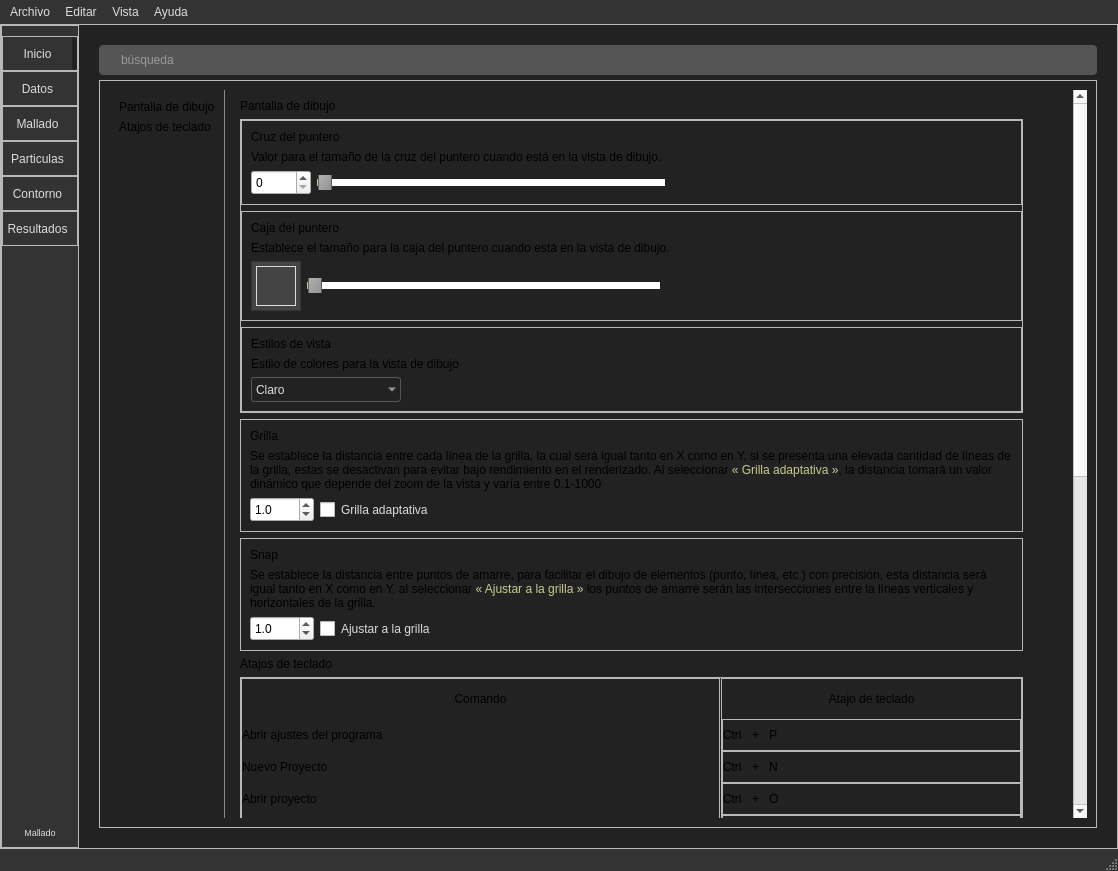
edwinar13/MPM-UN, file UI/main_window.ui: the form before one commit.
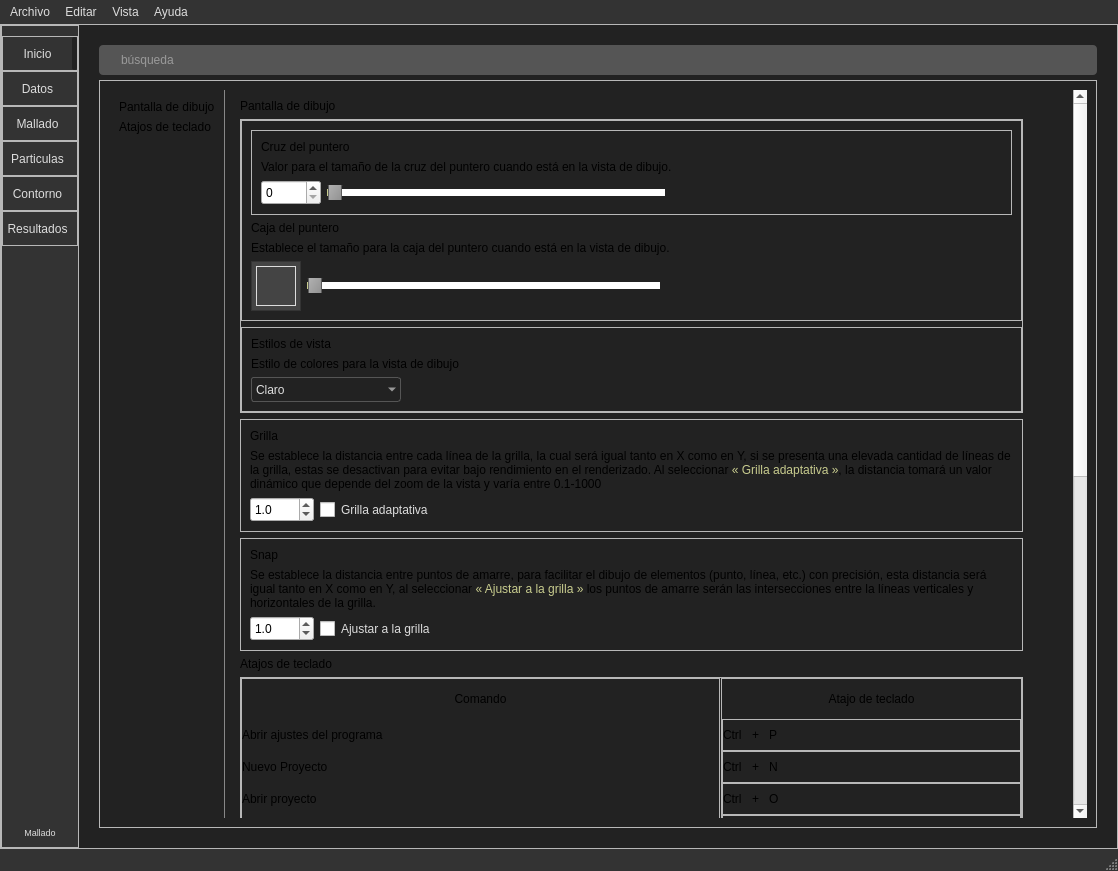
The form after the commit. Icons and pictures are not drawn.

```diff
--- a/UI/main_window.ui
+++ b/UI/main_window.ui
@@ -1276,7 +1276,7 @@
                     <property name="geometry">
                      <rect>
                       <x>0</x>
-                      <y>-276</y>
+                      <y>0</y>
                       <width>857</width>
                       <height>1538</height>
                      </rect>
@@ -1320,6 +1320,24 @@
                          <number>0</number>
                         </property>
                         <item>
+                         <widget class="QFrame" name="frame_settingCard_2">
+                          <property name="maximumSize">
+                           <size>
+                            <width>16777215</width>
+                            <height>16777215</height>
+                           </size>
+                          </property>
+                          <property name="frameShape">
+                           <enum>QFrame::StyledPanel</enum>
+                          </property>
+                          <property name="frameShadow">
+                           <enum>QFrame::Raised</enum>
+                          </property>
+                          <property name="type_frame" stdset="0">
+                           <number>1</number>
+                          </property>
+                          <layout class="QVBoxLayout" name="verticalLayout_4">
+                           <item>
                          <widget class="QFrame" name="frame_settingCard_1">
                           <property name="maximumSize">
                            <size>
@@ -1413,24 +1431,6 @@
                          </widget>
                         </item>
                         <item>
-                         <widget class="QFrame" name="frame_settingCard_2">
-                          <property name="maximumSize">
-                           <size>
-                            <width>16777215</width>
-                            <height>16777215</height>
-                           </size>
-                          </property>
-                          <property name="frameShape">
-                           <enum>QFrame::StyledPanel</enum>
-                          </property>
-                          <property name="frameShadow">
-                           <enum>QFrame::Raised</enum>
-                          </property>
-                          <property name="type_frame" stdset="0">
-                           <number>1</number>
-                          </property>
-                          <layout class="QVBoxLayout" name="verticalLayout_4">
-                           <item>
                             <widget class="QLabel" name="label_settingSubtitle_2">
                              <property name="text">
                               <string>Caja del puntero</string>
```
Left out of the diff: 9 changed lines with no effect on the pictures. Lines whose indentation alone changed are shown as unchanged.
